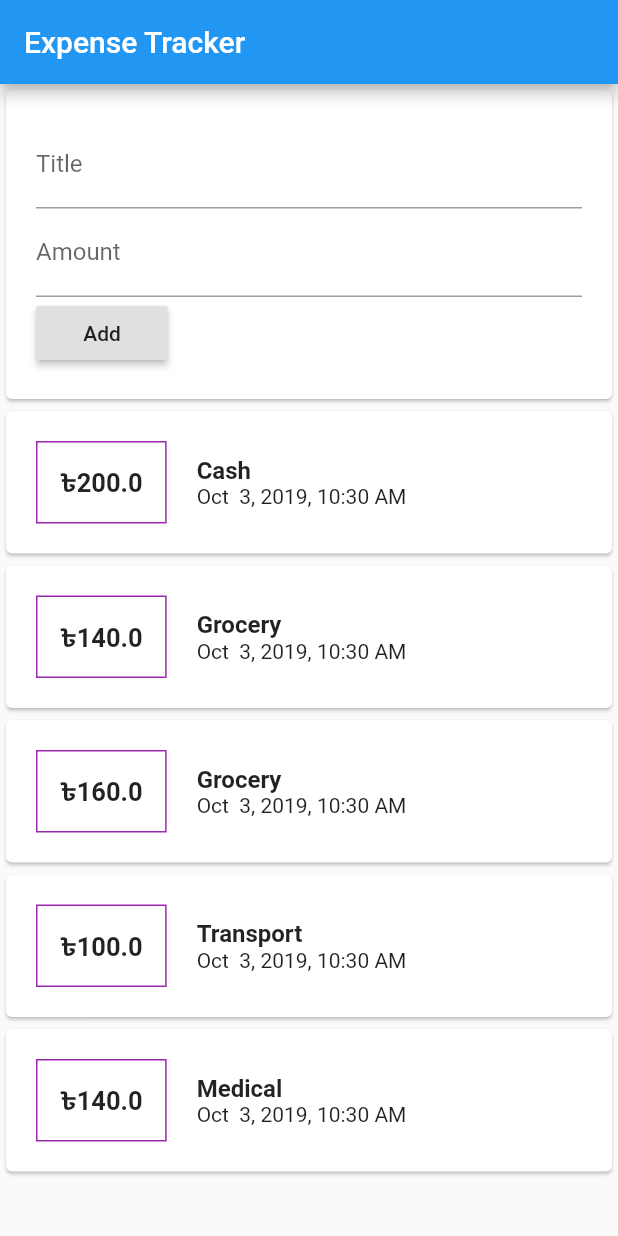
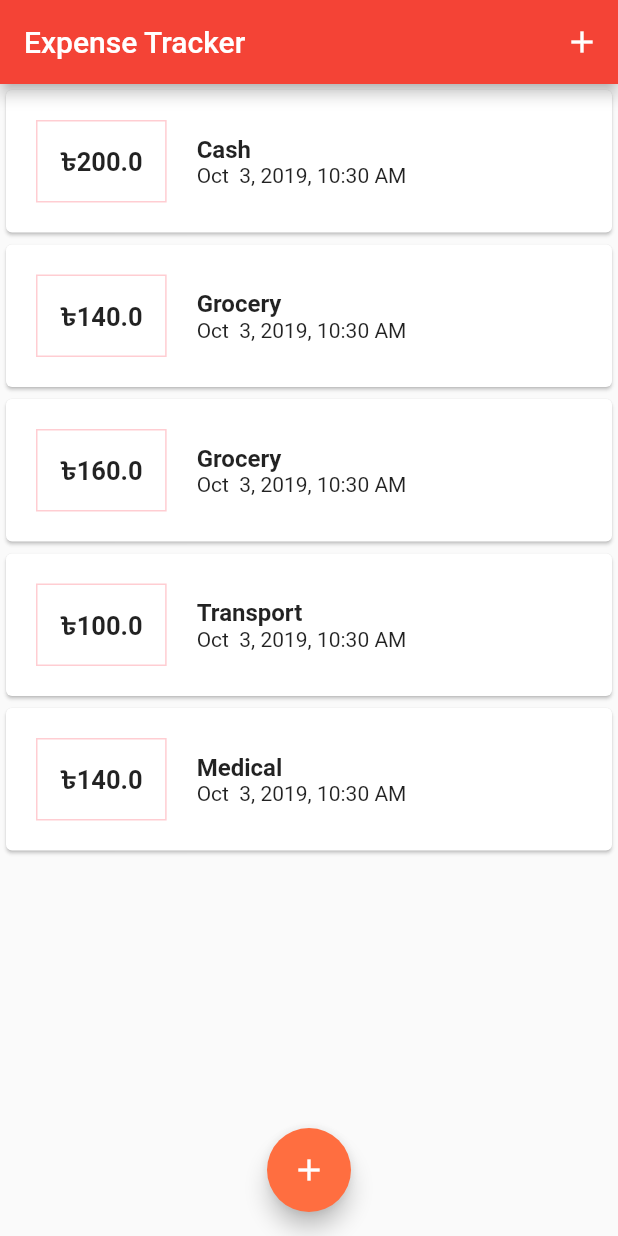
Before and after one commit to utpal-barman/Expense-Tracker-flutter-app, a Flutter app: the screen it shows after launch, on a phone screen of 412 x 824 dp. Run offline on Flutter 3.47's test engine with Material 2 defaults, Android fonts, the phone set to English and light mode, and no system bars.

Commit message:
feature bug fixed

```diff
--- a/lib/main.dart
+++ b/lib/main.dart
@@ -1,5 +1,8 @@
-import './screens/user_transaction.dart';
+import 'package:expense_tracker/screens/transaction_list.dart';
+
+import './screens/new_transaction.dart';
 import 'package:flutter/material.dart';
+import 'model/transaction.dart';
 
 void main() => runApp(MyApp());
 
@@ -9,30 +12,100 @@ class MyApp extends StatelessWidget {
     return MaterialApp(
       title: 'Expense Tracker',
       theme: ThemeData(
-        primarySwatch: Colors.blue,
+        primarySwatch: Colors.red,
+        accentColor: Colors.deepOrangeAccent,
       ),
       home: MyHomePage(),
     );
   }
 }
 
-class MyHomePage extends StatelessWidget {
+class MyHomePage extends StatefulWidget {
+  @override
+  _MyHomePageState createState() => _MyHomePageState();
+}
+
+class _MyHomePageState extends State<MyHomePage> {
+  final List<Transaction> transaction = [
+    Transaction(
+      title: 'Cash',
+      date: DateTime.now(),
+      amount: 200,
+      id: 'cash9',
+    ),
+    Transaction(
+      title: 'Grocery',
+      date: DateTime.now(),
+      amount: 140,
+      id: 'cash10',
+    ),
+    Transaction(
+      title: 'Grocery',
+      date: DateTime.now(),
+      amount: 160,
+      id: 'cash11',
+    ),
+    Transaction(
+      title: 'Transport',
+      date: DateTime.now(),
+      amount: 100,
+      id: 'cash12',
+    ),
+    Transaction(
+      title: 'Medical',
+      date: DateTime.now(),
+      amount: 140.00,
+      id: 'cash8',
+    ),
+  ];
+
+  void _addNewTransaction(String trxTitle, double trxAmount) {
+    final newTrx = Transaction(
+      title: trxTitle,
+      amount: trxAmount,
+      date: DateTime.now(),
+      id: DateTime.now().toString(),
+    );
+
+    setState(() {
+      transaction.add(newTrx);
+    });
+  }
+
+  void showModal(BuildContext ctx) {
+    showModalBottomSheet(
+      context: ctx,
+      builder: (_) {
+        return NewTransaction(_addNewTransaction);
+      },
+    );
+  }
+
   @override
   Widget build(BuildContext context) {
     return Scaffold(
       appBar: AppBar(
         title: Text("Expense Tracker"),
+        actions: <Widget>[
+          IconButton(
+            icon: Icon(Icons.add),
+            onPressed: () => showModal(context),
+          )
+        ],
       ),
-      body: Container(
-        width: double.infinity,
+      body: SingleChildScrollView(
         child: Column(
           crossAxisAlignment: CrossAxisAlignment.stretch,
           children: <Widget>[
-
-            UserTransaction(),
-
+            //NewTransaction(_addNewTransaction),
+            TransactionList(transaction),
           ],
         ),
+      ),
+      floatingActionButtonLocation: FloatingActionButtonLocation.centerFloat,
+      floatingActionButton: FloatingActionButton(
+        onPressed: () => showModal(context),
+        child: Icon(Icons.add),
       ),
     );
   }
--- a/lib/screens/new_transaction.dart
+++ b/lib/screens/new_transaction.dart
@@ -1,11 +1,30 @@
 
 import 'package:flutter/material.dart';
 
-class NewTransaction extends StatelessWidget {
+class NewTransaction extends StatefulWidget {
   final Function addNewTransaction;
+
+  NewTransaction(this.addNewTransaction);
+
+  @override
+  _NewTransactionState createState() => _NewTransactionState();
+}
+
+class _NewTransactionState extends State<NewTransaction> {
   final titleTextController = TextEditingController();
+
   final amountTextController = TextEditingController();
-  NewTransaction(this.addNewTransaction);
+
+  void onPressed(){
+    if(titleTextController.text.isEmpty || amountTextController.text.isEmpty) return;
+
+    widget.addNewTransaction(
+        titleTextController.text,
+        double.parse(amountTextController.text)
+    );
+
+    Navigator.of(context).pop();
+  }
 
   @override
   Widget build(BuildContext context) {
@@ -19,17 +38,16 @@ class NewTransaction extends StatelessWidget {
             TextField(
               decoration: InputDecoration(labelText: "Title"),
               controller: titleTextController,
+              onSubmitted: (_) => (onPressed),
             ),
             TextField(
               decoration: InputDecoration(labelText: "Amount"),
               controller: amountTextController,
+              keyboardType: TextInputType.number,
+              onSubmitted: (_) => (onPressed),
             ),
             RaisedButton(
-              onPressed: (){
-                addNewTransaction(titleTextController.text,
-                    double.parse(amountTextController.text)
-                );
-              },
+              onPressed: (onPressed),
               child: Text("Add"),
             )
           ],
@@ -38,5 +56,4 @@ class NewTransaction extends StatelessWidget {
 
     );
   }
-
 }
--- a/lib/screens/transaction_list.dart
+++ b/lib/screens/transaction_list.dart
@@ -9,8 +9,10 @@ class TransactionList extends StatelessWidget {
 
   @override
   Widget build(BuildContext context) {
-    return Column(
-      children: transaction.map((tx) {
+    return Container(
+      height: 600,
+      child: ListView.builder(
+        itemBuilder: (context, index) {
           return Card(
               child: Row(
             children: <Widget>[
@@ -19,12 +21,11 @@ class TransactionList extends StatelessWidget {
                 padding: EdgeInsets.all(15),
                 margin: EdgeInsets.all(20),
                 child: Text(
-                    "৳${tx.amount}",
-                    style: TextStyle(
-                        fontWeight: FontWeight.bold, fontSize: 17),
+                  "৳${transaction[index].amount}",
+                  style: TextStyle(fontWeight: FontWeight.bold, fontSize: 17),
                 ),
                 decoration: BoxDecoration(
-                    border: Border.all(color: Colors.purple, width: 1),
+                  border: Border.all(color: Theme.of(context).primaryColorLight, width: 1),
                 ),
               ),
               //text title and date
@@ -32,18 +33,18 @@ class TransactionList extends StatelessWidget {
                 crossAxisAlignment: CrossAxisAlignment.start,
                 children: <Widget>[
                   Text(
-                      tx.title,
-                      style: TextStyle(
-                          fontSize: 16, fontWeight: FontWeight.bold),
+                    transaction[index].title,
+                    style: TextStyle(fontSize: 16, fontWeight: FontWeight.bold),
                   ),
-                    Text(
-                        DateFormat("MMM  d, yyyy, hh:mm a").format(tx.date)
-                    ),
+                  Text(DateFormat("MMM  d, yyyy, hh:mm a")
+                      .format(transaction[index].date)),
                 ],
               )
             ],
           ));
-      }).toList(),
+        },
+        itemCount: transaction.length,
+      ),
     );
   }
 }
--- a/lib/screens/user_transaction.dart
+++ /dev/null
@@ -1,69 +0,0 @@
-import '../model/transaction.dart';
-
-import './new_transaction.dart';
-import './transaction_list.dart';
-import 'package:flutter/material.dart';
-
-class UserTransaction extends StatefulWidget {
-  @override
-  _UserTransactionState createState() => _UserTransactionState();
-}
-
-class _UserTransactionState extends State<UserTransaction> {
-  final List<Transaction> transaction = [
-    Transaction(
-      title: 'Cash',
-      date: DateTime.now(),
-      amount: 200,
-      id: 'cash9',
-    ),
-    Transaction(
-      title: 'Grocery',
-      date: DateTime.now(),
-      amount: 140,
-      id: 'cash10',
-    ),
-    Transaction(
-      title: 'Grocery',
-      date: DateTime.now(),
-      amount: 160,
-      id: 'cash11',
-    ),
-    Transaction(
-      title: 'Transport',
-      date: DateTime.now(),
-      amount: 100,
-      id: 'cash12',
-    ),
-    Transaction(
-      title: 'Medical',
-      date: DateTime.now(),
-      amount: 140.00,
-      id: 'cash8',
-    ),
-  ];
-
-  void _addNewTransaction(String trxTitle, double trxAmount){
-    final newTrx = Transaction(
-        title: trxTitle,
-        amount: trxAmount,
-        date: DateTime.now(),
-        id: DateTime.now().toString(),
-    );
-
-    setState(() {
-      transaction.add(newTrx);
-    });
-  }
-
-
-  @override
-  Widget build(BuildContext context) {
-    return Column(
-      children: <Widget>[
-        NewTransaction(_addNewTransaction),
-        TransactionList(transaction),
-      ],
-    );
-  }
-}
```
Lines whose indentation alone changed are shown as unchanged.
